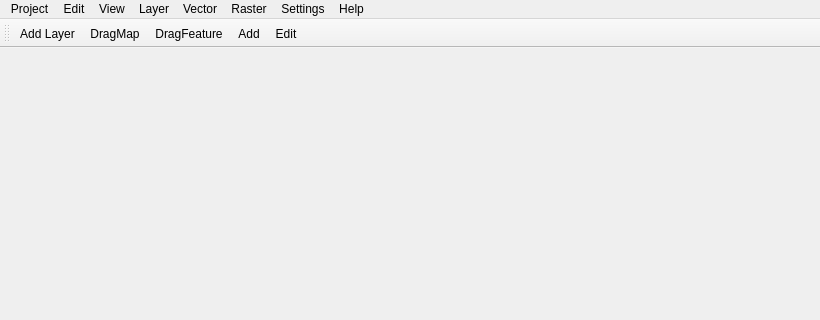
This is ui/raw/_mainwindow.ui in yiguanxianyu/PiGIS as Qt 5 draws it before an edit; both pictures show x 0 to 820 and y 0 to 320 of the 820 by 597 pixel window. The edited form follows.
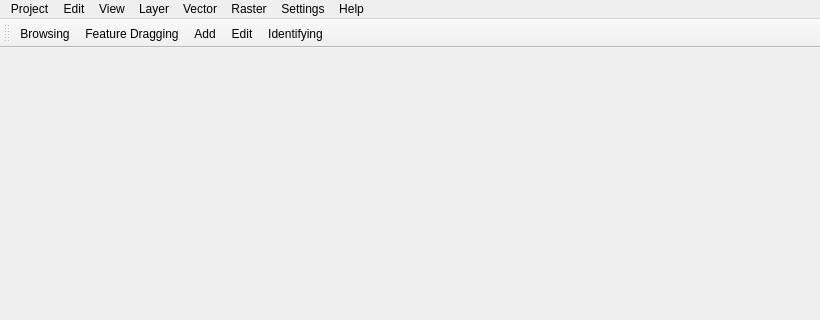
This is the edited form.

What changed in the file:
```diff
--- a/ui/raw/_mainwindow.ui
+++ b/ui/raw/_mainwindow.ui
@@ -155,11 +155,11 @@
    <attribute name="toolBarBreak">
     <bool>false</bool>
    </attribute>
-   <addaction name="actionAddLayer"/>
-   <addaction name="actionDragMap"/>
-   <addaction name="actionDragFeature"/>
+   <addaction name="actionBrowsing"/>
+   <addaction name="actionFeatureDragging"/>
    <addaction name="actionAdd"/>
    <addaction name="actionEdit"/>
+   <addaction name="actionIdentifying"/>
   </widget>
   <action name="actionProjectNew">
    <property name="text">
@@ -289,9 +289,12 @@
     <string>New MultiPolygon Layer</string>
    </property>
   </action>
-  <action name="actionDragFeature">
+  <action name="actionFeatureDragging">
    <property name="text">
-    <string>DragFeature</string>
+    <string>Feature Dragging</string>
+   </property>
+   <property name="toolTip">
+    <string>Feature Dragging</string>
    </property>
   </action>
   <action name="actionAdd">
@@ -304,9 +307,20 @@
     <string>Edit</string>
    </property>
   </action>
-  <action name="actionDragMap">
+  <action name="actionBrowsing">
    <property name="text">
-    <string>DragMap</string>
+    <string>Browsing</string>
+   </property>
+   <property name="toolTip">
+    <string>Browsing</string>
+   </property>
+  </action>
+  <action name="actionIdentifying">
+   <property name="text">
+    <string>Identifying</string>
+   </property>
+   <property name="toolTip">
+    <string>Identifying</string>
    </property>
   </action>
  </widget>
```
Left out of the diff: 21 changed lines with no effect on the pictures.
